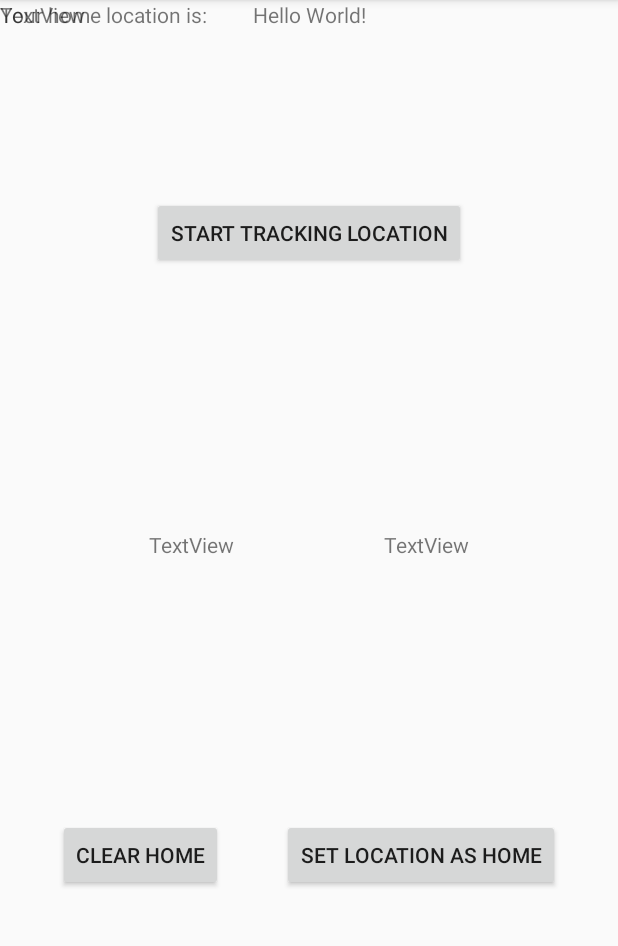
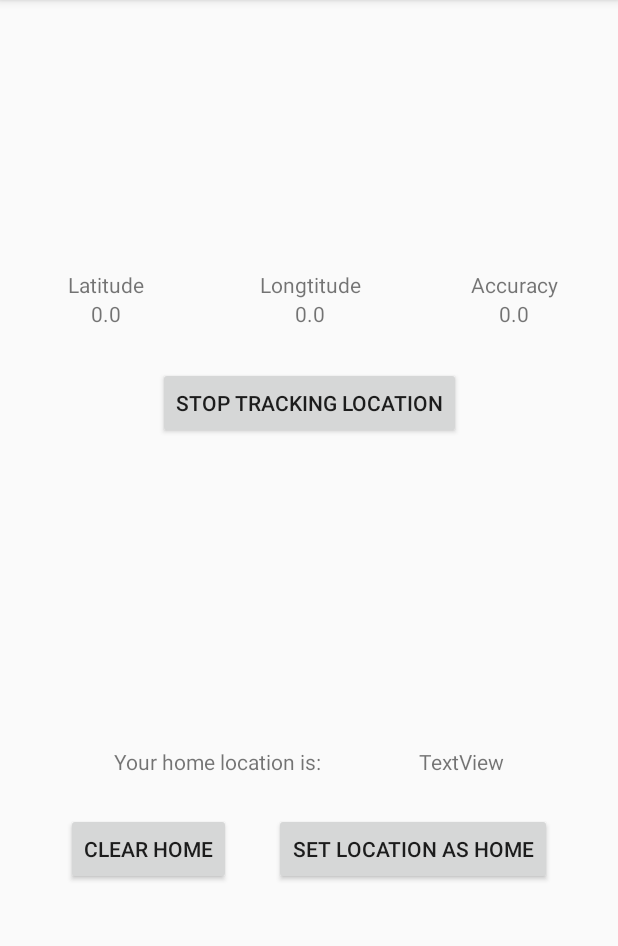
Before and after one commit to alonemanuel/honey_im_home_app, an Android app: the screen it shows after launch (MainActivity), after a tap on "START TRACKING LOCATION", on a phone screen of 412 x 824 dp, the part 84-1030 px from its top. Run offline under Robolectric (Android 15) with nearby library versions, the phone set to English and light mode, and no system bars; our stand-ins replace Timber, data binding.

```diff
--- a/app/build.gradle
+++ b/app/build.gradle
@@ -14,6 +14,9 @@ android {
         versionName "1.0"
 
         testInstrumentationRunner "androidx.test.runner.AndroidJUnitRunner"
+        dataBinding {
+            enabled = true
+        }
     }
 
     buildTypes {
--- a/app/src/main/java/com/example/honeyhome/LocationTracker.kt
+++ b/app/src/main/java/com/example/honeyhome/LocationTracker.kt
@@ -1,39 +1,104 @@
 package com.example.honeyhome
 
 import android.content.Context
+import android.content.Intent
 import android.content.pm.PackageManager
+import android.location.Location
+import android.os.Bundle
 import android.widget.Toast
 import androidx.core.app.ActivityCompat
+import com.google.android.gms.common.ConnectionResult
+import com.google.android.gms.common.api.GoogleApiClient
+import com.google.android.gms.location.FusedLocationProviderClient
+import com.google.android.gms.location.LocationServices.getFusedLocationProviderClient
+import timber.log.Timber
 
-class LocationTracker(context: Context) {
-    val longtitude: Int = 0
-    val altitude: Int = 0
-    val accuracy: Int = 0
-    val contex: Context = context
+class LocationTracker(activity: MainActivity) : GoogleApiClient.ConnectionCallbacks,
+    GoogleApiClient.OnConnectionFailedListener {
+    var longtitude: Double = 0.0
+    var latitude: Double = 0.0
+    var accuracy: Float = 0f
+    val activity: MainActivity = activity
+    var isTracking: Boolean = false
+    private val MY_PERMISSIONS_REQUEST_LOCATION = 99;
+    lateinit var fusedLocationClient: FusedLocationProviderClient
 
     init {
 
     }
 
     fun startTracking() {
+        isTracking = true
+        getPermissionAndTrack()
+        sendBroadcast(activity)
+    }
 
-        if (ActivityCompat.checkSelfPermission(
-                contex,
-                android.Manifest.permission.ACCESS_FINE_LOCATION
-            ) == PackageManager.PERMISSION_GRANTED
+    fun getPermissionAndTrack() {
+        val hasLocationPermission: Boolean = ActivityCompat.checkSelfPermission(
+            activity, android.Manifest.permission.ACCESS_FINE_LOCATION
+        ) == PackageManager.PERMISSION_GRANTED
 
-        ) {
-            // track
-            Toast.makeText(contex, "Starting to track", Toast.LENGTH_LONG).show()
+        if (hasLocationPermission) {
+            Toast.makeText(activity.applicationContext, "permission granted", Toast.LENGTH_LONG)
+                .show()
+            fusedLocationClient = getFusedLocationProviderClient(activity)
+            fusedLocationClient.lastLocation
+                .addOnSuccessListener { location: Location? ->
+                    // Got last known location. In some rare situations this can be null.
+                    if (location == null) {
+                        Toast.makeText(
+                            activity,
+                            "Location is null for some reason",
+                            Toast.LENGTH_LONG
+                        )
+                            .show()
+
+                    } else {
+                        longtitude = location.longitude
+                        latitude = location.latitude
+                        accuracy = location.accuracy
+
+                    }
+                }
+
 
         } else {
-            // log error
-            Toast.makeText(contex, "No permission erorrrorror", Toast.LENGTH_LONG).show()
+            val permissions = arrayOf(android.Manifest.permission.ACCESS_FINE_LOCATION)
+            ActivityCompat.requestPermissions(
+                activity,
+                permissions,
+                MY_PERMISSIONS_REQUEST_LOCATION
+            )
+            Toast.makeText(activity, "permission denied", Toast.LENGTH_LONG).show()
+
+
         }
     }
 
-    fun stopTracking() {
+
+    fun sendBroadcast(context: Context) {
+        val intent = Intent()
+        intent.action = "start_tracking"
+        context.sendBroadcast(intent)
 
     }
 
+
+    fun stopTracking() {
+        isTracking = false
+    }
+
+    override fun onConnected(p0: Bundle?) {
+        Timber.i("connected")
+    }
+
+    override fun onConnectionSuspended(p0: Int) {
+        Timber.i("Connection suspended, please reconnect")
+    }
+
+    override fun onConnectionFailed(p0: ConnectionResult) {
+        Timber.i("connection failed")
+    }
+
+
 }
--- a/app/src/main/java/com/example/honeyhome/MainActivity.kt
+++ b/app/src/main/java/com/example/honeyhome/MainActivity.kt
@@ -1,13 +1,16 @@
 package com.example.honeyhome
 
-import android.content.pm.PackageManager
-import android.location.Location
+import android.content.BroadcastReceiver
+import android.content.Context
+import android.content.Intent
+import android.content.IntentFilter
 import android.os.Bundle
 import android.os.Looper
 import android.widget.Button
 import android.widget.Toast
 import androidx.appcompat.app.AppCompatActivity
-import androidx.core.app.ActivityCompat
+import androidx.databinding.DataBindingUtil
+import com.example.honeyhome.databinding.ActivityMainBinding
 import com.google.android.gms.common.ConnectionResult
 import com.google.android.gms.common.api.GoogleApiClient
 import com.google.android.gms.location.*
@@ -16,19 +19,32 @@ import timber.log.Timber
 
 class MainActivity : GoogleApiClient.ConnectionCallbacks,
     GoogleApiClient.OnConnectionFailedListener, AppCompatActivity() {
-    public lateinit var locationTracker: LocationTracker
+    lateinit var locationTracker: LocationTracker
     private lateinit var locationCallback: LocationCallback
-
     lateinit var locationRequest: LocationRequest
     private lateinit var fusedLocationClient: FusedLocationProviderClient
-    private var mGoogleApiClient: GoogleApiClient? = null
+    private lateinit var mGoogleApiClient: GoogleApiClient
+    lateinit var binding: ActivityMainBinding
 
-    private final val MY_PERMISSIONS_REQUEST_LOCATION = 99;
+    val myReceiver = object : BroadcastReceiver() {
+        override fun onReceive(context: Context?, intent: Intent?) {
+            binding.longtitudeTextView.text = locationTracker.longtitude.toString()
+            binding.latitudeTextView.text = locationTracker.latitude.toString()
+            binding.accuracyTextView.text = locationTracker.accuracy.toString()
+
+            Timber.i(
+                "got intent with data: name=" + (intent?.getStringExtra("name"))
+            )
+        }
+    }
+
+
     override fun onCreate(savedInstanceState: Bundle?) {
         super.onCreate(savedInstanceState)
-        setContentView(R.layout.activity_main)
 
-        var activity: MainActivity = this
+        binding = DataBindingUtil.setContentView(this, R.layout.activity_main)
+
+        val activity: MainActivity = this
         locationCallback = object : LocationCallback() {
             override fun onLocationResult(p0: LocationResult?) {
                 p0 ?: return
@@ -39,100 +55,52 @@ class MainActivity : GoogleApiClient.ConnectionCallbacks,
                 super.onLocationResult(p0)
             }
         }
-
-        // SO
+        registerReceiver(myReceiver, IntentFilter("start_tracking"))
         locationRequest = LocationRequest.create()
-
-        getLocation()
         fusedLocationClient = LocationServices.getFusedLocationProviderClient(this)
-
         mGoogleApiClient = GoogleApiClient.Builder(this)
             .addConnectionCallbacks(this)
             .addOnConnectionFailedListener(this)
             .addApi(LocationServices.API)
             .build()
-        var isTrackingLocation: Boolean = false
+//        getLocation()
+
         var buttonTrackLocation: Button = findViewById(R.id.button_track_location)
         locationTracker = LocationTracker(this)
         buttonTrackLocation.setOnClickListener {
             buttonTrackLocationListener(
-                activity,
                 locationTracker
             )
+        }
+    }
+
+//    private fun getLocation() {
+//        locationRequest.setPriority(LocationRequest.PRIORITY_HIGH_ACCURACY)
+//        val LOCATION_INTERVAL = 2000L
+//        locationRequest.setInterval(LOCATION_INTERVAL)
+//        locationRequest.setFastestInterval(LOCATION_INTERVAL)
+//
+//        // removed null check
+//        mGoogleApiClient.connect()
+//    }
+
+
+    fun buttonTrackLocationListener(locationTracker: LocationTracker) {
+        var trackingButton = findViewById<Button>(R.id.button_track_location)
+        if (locationTracker.isTracking) {
+            locationTracker.stopTracking()
+            trackingButton.text = "Start Tracking Location"
+        } else {
+            locationTracker.startTracking()
+            trackingButton.text = "Stop Tracking Location"
         }
 
     }
 
-    private fun getLocation() {
-        locationRequest.setPriority(LocationRequest.PRIORITY_HIGH_ACCURACY)
-        val LOCATION_INTERVAL = 2000L
-        locationRequest.setInterval(LOCATION_INTERVAL)
-        locationRequest.setFastestInterval(LOCATION_INTERVAL)
-        val fusedLocationProviderApi = LocationServices.FusedLocationApi
-        val googleApiClient = GoogleApiClient.Builder(this)
-            .addApi(LocationServices.API)
-            .addConnectionCallbacks(this)
-            .addOnConnectionFailedListener(this)
-            .build()
-        if (googleApiClient != null) {
-            googleApiClient.connect()
-        }
-    }
 
-
-    fun buttonTrackLocationListener(activity: MainActivity, locationTracker: LocationTracker) {
-        val hasLocationPermission: Boolean = ActivityCompat.checkSelfPermission(
-            activity,
-            android.Manifest.permission.ACCESS_FINE_LOCATION
-        ) == PackageManager.PERMISSION_GRANTED
-
-        if (hasLocationPermission) {
-            Toast.makeText(this.applicationContext, "permission granted", Toast.LENGTH_LONG).show()
-            fusedLocationClient = LocationServices.getFusedLocationProviderClient(this)
-            fusedLocationClient.lastLocation
-                .addOnSuccessListener { location: Location? ->
-                    // Got last known location. In some rare situations this can be null.
-                    Toast.makeText(this, location?.longitude.toString(), Toast.LENGTH_LONG).show()
-                }
-            locationTracker.startTracking()
-
-        } else {
-            val permissions = arrayOf(android.Manifest.permission.ACCESS_FINE_LOCATION)
-            ActivityCompat.requestPermissions(
-                activity,
-                permissions,
-                MY_PERMISSIONS_REQUEST_LOCATION
-            )
-            Toast.makeText(this.applicationContext, "permission denied", Toast.LENGTH_LONG).show()
-
-        }
-
-
-    }
-
-    override fun onRequestPermissionsResult(
-        requestCode: Int,
-        permissions: Array<out String>,
-        grantResults: IntArray
-    ) {
-        super.onRequestPermissionsResult(requestCode, permissions, grantResults)
-
-        when (requestCode) {
-            MY_PERMISSIONS_REQUEST_LOCATION -> {
-                if (grantResults.count() > 0
-                    && grantResults[0] == PackageManager.PERMISSION_GRANTED
-
-                ) {
-                    locationTracker.startTracking()
-
-                } else {
-                    Toast.makeText(this.applicationContext, "permission denied", Toast.LENGTH_LONG)
-                        .show()
-
-                }
-            }
-
-        }
+    override fun onDestroy() {
+        super.onDestroy()
+        unregisterReceiver(myReceiver)
     }
 
     override fun onResume() {
--- a/app/src/main/res/layout/activity_main.xml
+++ b/app/src/main/res/layout/activity_main.xml
@@ -1,94 +1,177 @@
 <?xml version="1.0" encoding="utf-8"?>
-<androidx.constraintlayout.widget.ConstraintLayout xmlns:android="http://schemas.android.com/apk/res/android"
+<layout xmlns:android="http://schemas.android.com/apk/res/android"
     xmlns:app="http://schemas.android.com/apk/res-auto"
-    xmlns:tools="http://schemas.android.com/tools"
+    xmlns:tools="http://schemas.android.com/tools">
+
+    <androidx.constraintlayout.widget.ConstraintLayout
         android:layout_width="match_parent"
         android:layout_height="match_parent"
         tools:context=".MainActivity">
 
-    <TextView
-        android:id="@+id/textView2"
-        android:layout_width="wrap_content"
-        android:layout_height="wrap_content"
-        android:text="Hello World!"
-        app:layout_constraintBottom_toTopOf="@+id/button_track_location"
-        app:layout_constraintEnd_toEndOf="parent"
-        app:layout_constraintStart_toStartOf="parent"
-        app:layout_constraintTop_toTopOf="parent" />
-
-    <Button
-        android:id="@+id/button_track_location"
-        android:layout_width="wrap_content"
-        android:layout_height="wrap_content"
-        android:layout_marginTop="112dp"
-        android:text="Start Tracking Location"
-        app:layout_constraintEnd_toEndOf="parent"
-        app:layout_constraintStart_toStartOf="parent"
-        app:layout_constraintTop_toBottomOf="@+id/textView2" />
-
-    <TextView
-        android:id="@+id/textView3"
-        android:layout_width="wrap_content"
-        android:layout_height="wrap_content"
-        android:text="TextView"
-        app:layout_constraintBottom_toTopOf="@+id/button2"
-        app:layout_constraintEnd_toStartOf="@+id/textView4"
-        app:layout_constraintHorizontal_bias="0.5"
-        app:layout_constraintStart_toStartOf="parent"
-        app:layout_constraintTop_toBottomOf="@+id/button_track_location" />
-
-    <TextView
-        android:id="@+id/textView4"
-        android:layout_width="wrap_content"
-        android:layout_height="wrap_content"
-        android:text="TextView"
-        app:layout_constraintBottom_toBottomOf="@+id/textView3"
-        app:layout_constraintEnd_toEndOf="parent"
-        app:layout_constraintHorizontal_bias="0.5"
-        app:layout_constraintStart_toEndOf="@+id/textView3"
-        app:layout_constraintTop_toTopOf="@+id/textView3" />
-
-    <Button
-        android:id="@+id/button2"
-        android:layout_width="wrap_content"
-        android:layout_height="wrap_content"
-        android:text="Clear Home"
-        app:layout_constraintBottom_toBottomOf="parent"
-        app:layout_constraintEnd_toStartOf="@+id/button3"
-        app:layout_constraintHorizontal_bias="0.5"
-        app:layout_constraintStart_toStartOf="parent"
-        app:layout_constraintTop_toBottomOf="@+id/textView3" />
-
-    <Button
-        android:id="@+id/button3"
-        android:layout_width="wrap_content"
-        android:layout_height="wrap_content"
-        android:text="Set Location as Home"
-        app:layout_constraintBottom_toBottomOf="@+id/button2"
-        app:layout_constraintEnd_toEndOf="parent"
-        app:layout_constraintHorizontal_bias="0.5"
-        app:layout_constraintStart_toEndOf="@+id/button2"
-        app:layout_constraintTop_toTopOf="@+id/button2" />
 
         <androidx.constraintlayout.widget.Group
             android:id="@+id/group"
             android:layout_width="wrap_content"
             android:layout_height="wrap_content" />
 
+
+        <androidx.constraintlayout.widget.ConstraintLayout
+            android:id="@+id/geo_info_group"
+            android:layout_width="405dp"
+            android:layout_height="166dp"
+            android:orientation="vertical"
+            app:layout_constraintBottom_toTopOf="@+id/home_location_group"
+            app:layout_constraintEnd_toEndOf="parent"
+            app:layout_constraintStart_toStartOf="parent"
+            app:layout_constraintTop_toTopOf="parent">
+
+            <LinearLayout
+                android:id="@+id/geo_info_stats_group"
+                android:layout_width="wrap_content"
+                android:layout_height="wrap_content"
+                android:orientation="horizontal"
+                app:layout_constraintBottom_toTopOf="@id/button_track_location"
+                app:layout_constraintEnd_toEndOf="parent"
+                app:layout_constraintStart_toStartOf="parent"
+                app:layout_constraintTop_toTopOf="parent">
+
+                <LinearLayout
+                    android:id="@+id/latitude_group"
+                    android:layout_width="wrap_content"
+                    android:layout_height="wrap_content"
+                    android:orientation="vertical">
+
                     <TextView
-        android:id="@+id/textView5"
+                        android:id="@+id/latitude_label"
+                        android:layout_width="135dp"
+                        android:layout_height="wrap_content"
+                        android:text="Latitude"
+                        android:textAlignment="center" />
+
+                    <TextView
+                        android:id="@+id/latitude_text_view"
+                        android:layout_width="135dp"
+                        android:layout_height="wrap_content"
+                        android:text="TextView"
+                        android:textAlignment="center" />
+                </LinearLayout>
+
+                <LinearLayout
+                    android:id="@+id/longtitude_group"
+                    android:layout_width="wrap_content"
+                    android:layout_height="wrap_content"
+                    android:orientation="vertical"
+
+                    >
+
+                    <TextView
+                        android:id="@+id/longtitude_label"
+                        android:layout_width="136dp"
+                        android:layout_height="wrap_content"
+                        android:text="Longtitude"
+                        android:textAlignment="center" />
+
+                    <TextView
+                        android:id="@+id/longtitude_text_view"
+                        android:layout_width="136dp"
+                        android:layout_height="wrap_content"
+                        android:text="TextView"
+                        android:textAlignment="center" />
+                </LinearLayout>
+
+                <LinearLayout
+                    android:id="@+id/accuracy_group"
+                    android:layout_width="wrap_content"
+                    android:layout_height="wrap_content"
+                    android:orientation="vertical">
+
+                    <TextView
+                        android:id="@+id/accuracy_label"
+                        android:layout_width="136dp"
+                        android:layout_height="wrap_content"
+                        android:text="Accuracy"
+                        android:textAlignment="center" />
+
+                    <TextView
+                        android:id="@+id/accuracy_text_view"
+                        android:layout_width="136dp"
+                        android:layout_height="wrap_content"
+                        android:text="TextView"
+                        android:textAlignment="center" />
+                </LinearLayout>
+
+            </LinearLayout>
+
+            <Button
+                android:id="@+id/button_track_location"
+                android:layout_width="wrap_content"
+                android:layout_height="wrap_content"
+                android:text="Start Tracking Location"
+                app:layout_constraintBottom_toBottomOf="parent"
+                app:layout_constraintEnd_toEndOf="parent"
+                app:layout_constraintStart_toStartOf="parent"
+                app:layout_constraintTop_toBottomOf="@id/geo_info_stats_group"
+
+                />
+
+        </androidx.constraintlayout.widget.ConstraintLayout>
+
+
+        <androidx.constraintlayout.widget.ConstraintLayout
+            android:id="@+id/home_location_group"
+            android:layout_width="381dp"
+            android:layout_height="141dp"
+            app:layout_constraintBottom_toBottomOf="parent"
+            app:layout_constraintEnd_toEndOf="parent"
+            app:layout_constraintHorizontal_bias="0.5"
+            app:layout_constraintStart_toStartOf="parent"
+            app:layout_constraintTop_toBottomOf="@+id/geo_info_group">
+
+            <TextView
+                android:id="@+id/home_location_label"
                 android:layout_width="wrap_content"
                 android:layout_height="wrap_content"
                 android:text="Your home location is: "
-        tools:layout_editor_absoluteX="42dp"
-        tools:layout_editor_absoluteY="458dp" />
+                app:layout_constraintBottom_toTopOf="@+id/clear_home_button"
+                app:layout_constraintEnd_toStartOf="@+id/home_location_geo_view"
+                app:layout_constraintHorizontal_bias="0.5"
+                app:layout_constraintStart_toStartOf="parent"
+                app:layout_constraintTop_toTopOf="parent" />
 
             <TextView
-        android:id="@+id/textView6"
+                android:id="@+id/home_location_geo_view"
                 android:layout_width="wrap_content"
                 android:layout_height="wrap_content"
                 android:text="TextView"
-        tools:layout_editor_absoluteX="242dp"
-        tools:layout_editor_absoluteY="458dp" />
+                app:layout_constraintBottom_toBottomOf="@+id/home_location_label"
+                app:layout_constraintEnd_toEndOf="parent"
+                app:layout_constraintHorizontal_bias="0.5"
+                app:layout_constraintStart_toEndOf="@+id/home_location_label"
+                app:layout_constraintTop_toTopOf="@+id/home_location_label" />
+
+            <Button
+                android:id="@+id/set_home_location_button"
+                android:layout_width="wrap_content"
+                android:layout_height="wrap_content"
+                android:text="Set Location as Home"
+                app:layout_constraintBottom_toBottomOf="@+id/clear_home_button"
+                app:layout_constraintEnd_toEndOf="parent"
+                app:layout_constraintHorizontal_bias="0.5"
+                app:layout_constraintStart_toEndOf="@+id/clear_home_button"
+                app:layout_constraintTop_toTopOf="@+id/clear_home_button" />
+
+            <Button
+                android:id="@+id/clear_home_button"
+                android:layout_width="wrap_content"
+                android:layout_height="wrap_content"
+                android:text="Clear Home"
+                app:layout_constraintBottom_toBottomOf="parent"
+                app:layout_constraintEnd_toStartOf="@+id/set_home_location_button"
+                app:layout_constraintHorizontal_bias="0.5"
+                app:layout_constraintStart_toStartOf="parent"
+                app:layout_constraintTop_toBottomOf="@+id/home_location_label" />
+        </androidx.constraintlayout.widget.ConstraintLayout>
+
 
     </androidx.constraintlayout.widget.ConstraintLayout>
+</layout>
```
Lines whose indentation alone changed are shown as unchanged.
